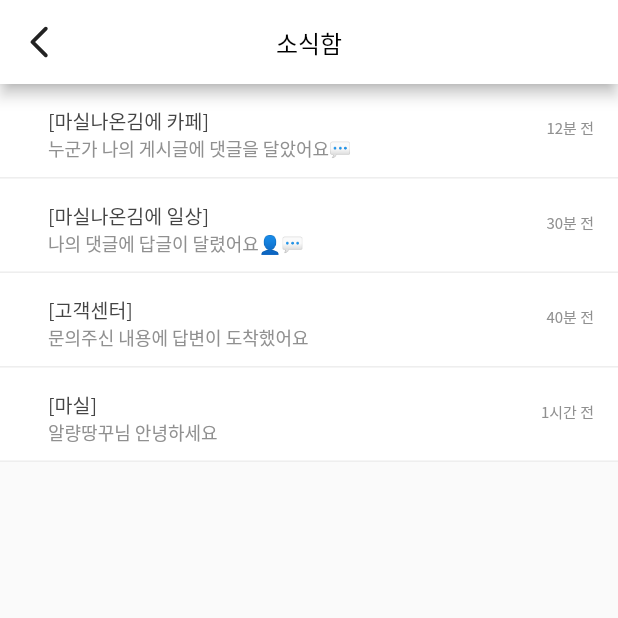
After one commit to choijunyoung1/masilpublishing, a Flutter app: the AlertBox screen opened directly, on a phone screen of 412 x 824 dp, the top half of it. The commit adds this screen. Run offline on Flutter 3.47's test engine with Material 2 defaults, Android fonts, the phone set to English and light mode, and no system bars; our stand-ins replace flutter_svg.

Commit message:
소식함 추가

```diff
--- a/lib/MyMasil.dart
+++ b/lib/MyMasil.dart
@@ -1,5 +1,6 @@
 import 'package:flutter/material.dart';
 import 'package:flutter_svg/flutter_svg.dart';
+import 'package:mymasil/alertbox.dart';
 
 class MyMaSil extends StatefulWidget {
   @override
@@ -141,7 +142,11 @@ class AlarmBtnRedDot extends StatelessWidget {
       children: <Widget>[
         Padding(
           padding: const EdgeInsets.only(top: 6),
-          child: SvgPicture.asset('assets/images/clickable_btn_alarm.svg'),
+          child: GestureDetector(
+              onTap: (){
+                Navigator.push(context, MaterialPageRoute(builder: (context)=>AlertBox()));
+              },
+              child: SvgPicture.asset('assets/images/clickable_btn_alarm.svg')),
         ),
         Positioned(
             right: 11,
--- /dev/null
+++ b/lib/alertbox.dart
@@ -0,0 +1,159 @@
+import 'package:flutter/material.dart';
+import 'package:flutter_svg/flutter_svg.dart';
+class AlertBox extends StatefulWidget {
+  @override
+  _AlertBoxState createState() => _AlertBoxState();
+}
+
+class _AlertBoxState extends State<AlertBox> {
+  bool isSelected=false;
+  bool isSelected1=false;
+  bool isSelected2=false;
+  bool isSelected3=false;
+
+  @override
+  Widget build(BuildContext context) {
+
+    return Scaffold(
+      appBar: AppBar(
+        backgroundColor: Colors.white,
+        centerTitle: true,
+        toolbarHeight: 56,
+        title:
+        Text('소식함', style: TextStyle(fontSize: 16, color: Colors.black)),
+        leading: BackBtn(),
+      ),
+      body: Column(
+        children: <Widget>[
+          firstAlert(),
+          secondAlert(),
+          thirdAlert(),
+          lastAlert(),
+        ],
+      ),
+    );
+  }
+
+  Container firstAlert() {
+    return Container(
+      height: 63,
+      decoration: BoxDecoration(border: Border(bottom: BorderSide(color: Color(0xFFeeeeee))),),
+      child: ListTile(
+        onTap: (){
+          setState(() {
+            isSelected=!isSelected;
+          });
+        },
+        tileColor: isSelected?Color(0xFFfff0f0):Colors.white,
+        title: Padding(
+          padding: const EdgeInsets.only(left: 16,top: 11),
+          child: Text('[마실나온김에 카페]',style: TextStyle(color: Color(0xFF444444),fontSize: 13),),
+        ),
+        subtitle: Padding(
+          padding: const EdgeInsets.only(left: 16,bottom: 12),
+          child: Text('누군가 나의 게시글에 댓글을 달았어요💬',style: TextStyle(color: Color(0xFF909090),fontSize: 12)),
+        ),
+        trailing: Padding(
+          padding: const EdgeInsets.only(bottom: 10),
+          child: Text('12분 전',style: TextStyle(color: Color(0xFF909090),fontSize: 10)),
+        ),
+      ),
+    );
+  }
+
+  Container secondAlert() {
+    return Container(
+          height: 63,
+          decoration: BoxDecoration(border: Border(bottom: BorderSide(color: Color(0xFFeeeeee))),),
+          child: ListTile(
+            onTap: (){
+              setState(() {
+                isSelected1=!isSelected1;
+              });
+            },
+            tileColor: isSelected1?Color(0xFFfff0f0):Colors.white,
+            title: Padding(
+              padding: const EdgeInsets.only(left: 16,top: 11),
+              child: Text('[마실나온김에 일상]',style: TextStyle(color: Color(0xFF444444),fontSize: 13),),
+            ),
+            subtitle: Padding(
+              padding: const EdgeInsets.only(left: 16,bottom: 12),
+              child: Text('나의 댓글에 답글이 달렸어요👤💬',style: TextStyle(color: Color(0xFF909090),fontSize: 12)),
+            ),
+            trailing: Padding(
+              padding: const EdgeInsets.only(bottom: 10),
+              child: Text('30분 전',style: TextStyle(color: Color(0xFF909090),fontSize: 10)),
+            ),
+          ),
+        );
+  }
+
+  Container thirdAlert() {
+    return Container(
+      height: 63,
+      decoration: BoxDecoration(border: Border(bottom: BorderSide(color: Color(0xFFeeeeee))),),
+      child: ListTile(
+        onTap: (){
+          setState(() {
+            isSelected2=!isSelected2;
+          });
+        },
+        tileColor: isSelected2?Color(0xFFfff0f0):Colors.white,
+        title: Padding(
+          padding: const EdgeInsets.only(left: 16,top: 11),
+          child: Text('[고객센터]',style: TextStyle(color: Color(0xFF444444),fontSize: 13),),
+        ),
+        subtitle: Padding(
+          padding: const EdgeInsets.only(left: 16,bottom: 12),
+          child: Text('문의주신 내용에 답변이 도착했어요',style: TextStyle(color: Color(0xFF909090),fontSize: 12)),
+        ),
+        trailing: Padding(
+          padding: const EdgeInsets.only(bottom: 10),
+          child: Text('40분 전',style: TextStyle(color: Color(0xFF909090),fontSize: 10)),
+        ),
+      ),
+    );
+  }
+
+  Container lastAlert() {
+    return Container(
+          height: 63,
+          decoration: BoxDecoration(border: Border(bottom: BorderSide(color: Color(0xFFeeeeee))),),
+          child: ListTile(
+            onTap: (){
+              setState(() {
+                isSelected3=!isSelected3;
+              });
+            },
+            tileColor: isSelected3?Color(0xFFfff0f0):Colors.white,
+            title: Padding(
+              padding: const EdgeInsets.only(left: 16,top: 11),
+              child: Text('[마실]',style: TextStyle(color: Color(0xFF444444),fontSize: 13),),
+            ),
+            subtitle: Padding(
+              padding: const EdgeInsets.only(left: 16,bottom: 12),
+              child: Text('알량땅꾸님 안녕하세요',style: TextStyle(color: Color(0xFF909090),fontSize: 12)),
+            ),
+            trailing: Padding(
+              padding: const EdgeInsets.only(bottom: 10),
+              child: Text('1시간 전',style: TextStyle(color: Color(0xFF909090),fontSize: 10)),
+            ),
+          ),
+        );
+  }
+}
+
+class BackBtn extends StatelessWidget {
+  const BackBtn({
+    Key key,
+  }) : super(key: key);
+
+  @override
+  Widget build(BuildContext context) {
+    return GestureDetector(
+        onTap: (){
+          Navigator.pop(context);
+        },
+        child: Container(width:44,height:44,child: SvgPicture.asset('assets/images/clickable_btn_arrow.svg')));
+  }
+}
--- a/pubspec.yaml
+++ b/pubspec.yaml
@@ -59,6 +59,7 @@ flutter:
     - assets/images/menu_service.svg
     - assets/images/menu_share.svg
     - assets/images/menu_logout.svg
+    - assets/images/clickable_btn_arrow.svg
   # An image asset can refer to one or more resolution-specific "variants", see
   # https://flutter.dev/assets-and-images/#resolution-aware.
 
```
Also changed, not shown: assets/images/clickable_btn_arrow.svg (added).
